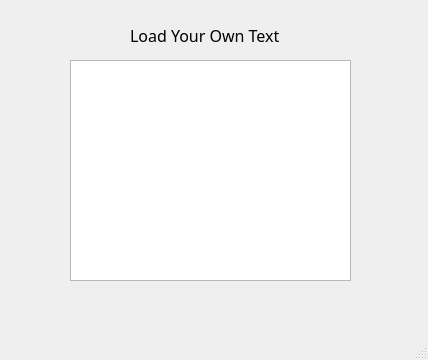
Old version of the form custom.ui in the repository qaz5823091/English_Typing_Game.
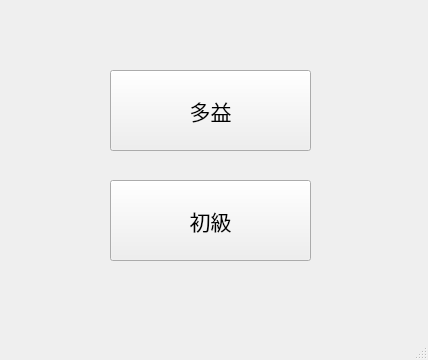
New version of the form.

Diff of the .ui file:
```diff
--- a/custom.ui
+++ b/custom.ui
@@ -14,34 +14,43 @@
    <string>MainWindow</string>
   </property>
   <widget class="QWidget" name="centralwidget">
-   <widget class="QLabel" name="label">
+   <widget class="QPushButton" name="pushButton">
     <property name="geometry">
      <rect>
-      <x>130</x>
-      <y>10</y>
-      <width>251</width>
-      <height>51</height>
+      <x>110</x>
+      <y>70</y>
+      <width>201</width>
+      <height>81</height>
      </rect>
     </property>
     <property name="font">
      <font>
-      <family>微軟正黑體</family>
-      <pointsize>12</pointsize>
+      <family>Arial</family>
+      <pointsize>16</pointsize>
      </font>
     </property>
     <property name="text">
-     <string>Load Your Own Text</string>
+     <string>多益</string>
     </property>
    </widget>
-   <widget class="QTextEdit" name="textEdit">
+   <widget class="QPushButton" name="pushButton_2">
     <property name="geometry">
      <rect>
-      <x>70</x>
-      <y>60</y>
-      <width>281</width>
-      <height>221</height>
+      <x>110</x>
+      <y>180</y>
+      <width>201</width>
+      <height>81</height>
      </rect>
     </property>
+    <property name="font">
+     <font>
+      <family>Arial</family>
+      <pointsize>16</pointsize>
+     </font>
+    </property>
+    <property name="text">
+     <string>初級</string>
+    </property>
    </widget>
   </widget>
   <widget class="QMenuBar" name="menubar">
```
